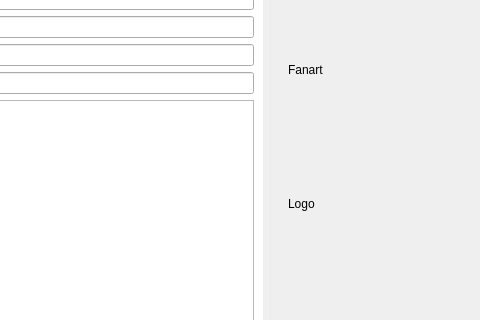
This is music/MusicWidgetArtist.ui in Komet/MediaElch as Qt 5 draws it before an edit; both pictures show x 474 to 954 and y 206 to 526 of the 954 by 771 pixel window. The edited form follows.
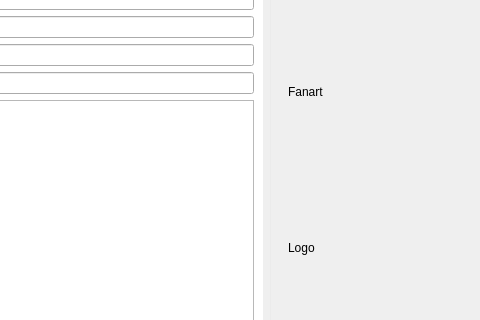
This is the edited form. Icons and pictures are not drawn. Custom widgets are drawn as their Qt base class.

Patch:
```diff
--- a/music/MusicWidgetArtist.ui
+++ b/music/MusicWidgetArtist.ui
@@ -327,10 +327,22 @@
        </widget>
       </item>
       <item>
-       <layout class="QVBoxLayout" name="verticalLayout_4" stretch="0,0,0,0,0,0,0">
-        <property name="spacing">
+       <widget class="QWidget" name="artWidget" native="true">
+        <layout class="QHBoxLayout" name="horizontalLayout">
+         <property name="leftMargin">
          <number>0</number>
         </property>
+         <property name="topMargin">
+          <number>0</number>
+         </property>
+         <property name="rightMargin">
+          <number>0</number>
+         </property>
+         <property name="bottomMargin">
+          <number>0</number>
+         </property>
+         <item>
+          <layout class="QVBoxLayout" name="verticalLayout_4" stretch="0,0,0,0,0,0,0,0,0">
         <property name="leftMargin">
          <number>10</number>
         </property>
@@ -387,6 +399,22 @@
           </property>
          </widget>
         </item>
+           <item>
+            <spacer name="verticalSpacer_2">
+             <property name="orientation">
+              <enum>Qt::Vertical</enum>
+             </property>
+             <property name="sizeType">
+              <enum>QSizePolicy::Fixed</enum>
+             </property>
+             <property name="sizeHint" stdset="0">
+              <size>
+               <width>20</width>
+               <height>10</height>
+              </size>
+             </property>
+            </spacer>
+           </item>
         <item>
          <widget class="QLabel" name="labelFanart">
           <property name="text">
@@ -437,6 +465,22 @@
           </property>
          </widget>
         </item>
+           <item>
+            <spacer name="verticalSpacer_4">
+             <property name="orientation">
+              <enum>Qt::Vertical</enum>
+             </property>
+             <property name="sizeType">
+              <enum>QSizePolicy::Fixed</enum>
+             </property>
+             <property name="sizeHint" stdset="0">
+              <size>
+               <width>20</width>
+               <height>10</height>
+              </size>
+             </property>
+            </spacer>
+           </item>
         <item>
          <widget class="QLabel" name="labelLogo">
           <property name="text">
@@ -501,6 +545,9 @@
          </spacer>
         </item>
        </layout>
+         </item>
+        </layout>
+       </widget>
       </item>
      </layout>
     </widget>
```
Left out of the diff: 2 changed lines with no effect on the pictures. Lines whose indentation alone changed are shown as unchanged.
